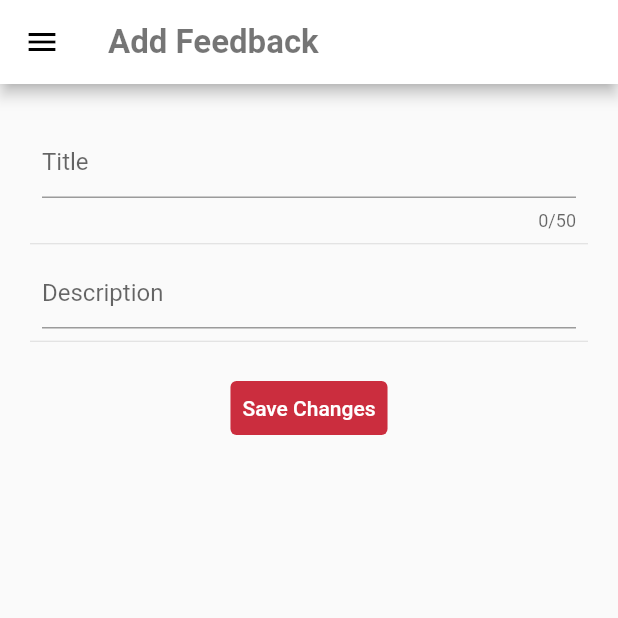
After one commit to Emilicos/D04-Mobile-HIVCenter, a Flutter app: the AddFeedbackPage screen opened by its route, on a phone screen of 412 x 824 dp, the top half of it. The commit adds this screen. Run offline on Flutter 3.47's test engine with Material 2 defaults, Android fonts, the phone set to English and light mode, and no system bars; our stand-ins replace card_swiper, ionicons, percent_indicator; missing offline and left inert: pbp_django_auth.

Commit message:
Raven/feedback (#24)
* tes

* haha

* hemm ad error

* carlene done cm msh mw styling and tambahin scroll bar

* carlene sls cm about us blm buat

* pull req td error

* feedbackkkkk

* change routes and feedback funct

* done everything

* finishing part

Co-authored-by: carlenee <carleneannabel@gmail.com>
Co-authored-by: ravena.meilani <ravena.meilani@ui.ac.id>

```diff
--- a/lib/main.dart
+++ b/lib/main.dart
@@ -2,7 +2,9 @@ import 'package:flutter/material.dart';
 import 'package:pbp_django_auth/pbp_django_auth.dart';
 import 'package:provider/provider.dart';
 import 'package:tk_akhir/pages/add_blog_page.dart';
+import 'package:tk_akhir/pages/add_feedback_page.dart';
 import 'package:tk_akhir/pages/blogpost_page.dart';
+import 'package:tk_akhir/pages/feedback_page.dart';
 import 'package:tk_akhir/pages/homepage.dart';
 import 'package:tk_akhir/pages/login_page.dart';
 import 'package:tk_akhir/pages/register_page.dart';
@@ -32,6 +34,9 @@ class MyApp extends StatelessWidget {
               "/homepage": (BuildContext context) =>
                   const Homepage(title: "Homepage"),
               "/create-blogpost": (BuildContext context) => const AddBlogPage(),
+              "/feedback": (BuildContext context) =>
+                  const FeedbackPage(title: "feedback"),
+              "/addFeedback": (BuildContext context) => const AddFeedbackPage(),
             }));
   }
 }
--- /dev/null
+++ b/lib/models/feedback_model.dart
@@ -0,0 +1,55 @@
+import 'dart:convert';
+
+List<Feedback> feedbackFromJson(String str) =>
+    List<Feedback>.from(json.decode(str).map((x) => Feedback.fromJson(x)));
+
+String feedbackToJson(List<Feedback> data) =>
+    json.encode(List<dynamic>.from(data.map((x) => x.toJson())));
+
+class Feedback {
+  Feedback({
+    required this.model,
+    required this.pk,
+    required this.fields,
+  });
+
+  String model;
+  int pk;
+  Fields fields;
+
+  factory Feedback.fromJson(Map<String, dynamic> json) => Feedback(
+        model: json["model"],
+        pk: json["pk"],
+        fields: Fields.fromJson(json["fields"]),
+      );
+
+  Map<String, dynamic> toJson() => {
+        "model": model,
+        "pk": pk,
+        "fields": fields.toJson(),
+      };
+}
+
+class Fields {
+  Fields({
+    required this.anonymous,
+    required this.title,
+    required this.description,
+  });
+
+  bool anonymous;
+  String title;
+  String description;
+
+  factory Fields.fromJson(Map<String, dynamic> json) => Fields(
+        anonymous: json["anonymous"],
+        title: json["title"],
+        description: json["description"],
+      );
+
+  Map<String, dynamic> toJson() => {
+        "anonymous": anonymous,
+        "title": title,
+        "description": description,
+      };
+}
--- /dev/null
+++ b/lib/pages/add_feedback_page.dart
@@ -0,0 +1,218 @@
+import 'package:flutter/material.dart';
+import 'package:pbp_django_auth/pbp_django_auth.dart';
+import 'package:provider/provider.dart';
+import 'package:tk_akhir/app_theme.dart';
+import 'package:tk_akhir/pages/feedback_page.dart';
+import 'package:tk_akhir/widgets/drawer.dart';
+
+class AddFeedbackPage extends StatefulWidget {
+  const AddFeedbackPage({super.key});
+
+  @override
+  State<AddFeedbackPage> createState() => _AddFeedbackPageState();
+}
+
+class _AddFeedbackPageState extends State<AddFeedbackPage> {
+  final _formKey = GlobalKey<FormState>();
+  String title = '';
+  String username = '';
+  String description = '';
+
+  @override
+  Widget build(BuildContext context) {
+    final request = context.watch<CookieRequest>();
+    return Scaffold(
+      appBar: AppBar(
+        iconTheme: const IconThemeData(color: Colors.black),
+        backgroundColor: Colors.white,
+        title: const Text(
+          'Add Feedback',
+          style: TextStyle(
+            fontWeight: FontWeight.w600,
+            fontSize: 22,
+            color: Colors.black54,
+          ),
+        ),
+      ),
+      // Adding drawer menu
+      drawer: const DrawerClass('Add Budget'),
+      body: Form(
+        key: _formKey,
+        child: SingleChildScrollView(
+          child: Container(
+            padding: const EdgeInsets.all(20.0),
+            child: Column(
+              children: [
+                Padding(
+                  padding: const EdgeInsets.all(8.0),
+                  child: TextFormField(
+                    decoration: const InputDecoration(
+                      focusedBorder: OutlineInputBorder(
+                        borderSide: BorderSide(
+                          color: Color.fromRGBO(128, 212, 196, 1),
+                        ),
+                      ),
+                      hintText: "Title",
+                    ),
+
+                    onChanged: (String? value) {
+                      setState(() {
+                        title = value!;
+                      });
+                    },
+
+                    onSaved: (String? value) {
+                      setState(() {
+                        title = value!;
+                      });
+                    },
+                    maxLength: 50,
+                    // Validator sebagai validasi form
+                    validator: (String? value) {
+                      if (value == null || value.isEmpty) {
+                        return 'Title tidak boleh kosong!';
+                      }
+                      return null;
+                    },
+                  ),
+                ),
+                const Divider(
+                  height: 1,
+                ),
+                Padding(
+                  padding: const EdgeInsets.all(8.0),
+                  child: TextFormField(
+                    decoration: const InputDecoration(
+                      focusedBorder: OutlineInputBorder(
+                        borderSide: BorderSide(
+                          color: Color.fromRGBO(128, 212, 196, 1),
+                        ),
+                      ),
+                      hintText: "Description",
+                    ),
+
+                    onChanged: (String? value) {
+                      setState(() {
+                        description = value!;
+                      });
+                    },
+
+                    onSaved: (String? value) {
+                      setState(() {
+                        description = value!;
+                      });
+                    },
+
+                    // Validator sebagai validasi form
+                    validator: (String? value) {
+                      if (value == null || value.isEmpty) {
+                        return 'Description tidak boleh kosong!';
+                      }
+                      return null;
+                    },
+                  ),
+                ),
+                const Divider(
+                  height: 1,
+                ),
+                const SizedBox(
+                  height: 20.0,
+                ),
+                TextButton(
+                  style: ButtonStyle(
+                    backgroundColor: MaterialStateProperty.all(AppTheme.tagRed),
+                  ),
+                  onPressed: () async {
+                    if (_formKey.currentState!.validate()) {
+                      await request.post(
+                          "https://pbp-d04.up.railway.app/feedback/create/", {
+                        "title": title,
+                        "username": username,
+                        "description": description
+                      }).then(
+                        (value) => {
+                          showDialog(
+                            context: context,
+                            builder: (context) {
+                              return Dialog(
+                                shape: RoundedRectangleBorder(
+                                  borderRadius: BorderRadius.circular(10),
+                                ),
+                                elevation: 15,
+                                child: ListView(
+                                  padding: const EdgeInsets.only(
+                                      top: 20, bottom: 20),
+                                  shrinkWrap: true,
+                                  children: <Widget>[
+                                    const Center(
+                                        child: Text(
+                                            'Feedback telah ditambahkan!')),
+                                    const SizedBox(height: 20),
+                                    TextButton(
+                                      onPressed: () {
+                                        Navigator.pushReplacement(
+                                            context,
+                                            MaterialPageRoute(
+                                                builder: (context) =>
+                                                    const FeedbackPage(
+                                                        title: '')));
+                                      },
+                                      child: const Text('Kembali'),
+                                    ),
+                                  ],
+                                ),
+                              );
+                            },
+                          )
+                        },
+                        // onError: (error) => {
+                        //       showDialog(
+                        //         context: context,
+                        //         builder: (context) {
+                        //           return Dialog(
+                        //             shape: RoundedRectangleBorder(
+                        //               borderRadius: BorderRadius.circular(10),
+                        //             ),
+                        //             elevation: 15,
+                        //             child: ListView(
+                        //               padding: const EdgeInsets.only(
+                        //                   top: 20, bottom: 20),
+                        //               shrinkWrap: true,
+                        //               children: <Widget>[
+                        //                 const Center(
+                        //                     child: Text('Data Gagal dibuat')),
+                        //                 const SizedBox(height: 20),
+                        //                 TextButton(
+                        //                   onPressed: () {
+                        //                     Navigator.pop(context);
+                        //                   },
+                        //                   child: const Text('Kembali'),
+                        //                 ),
+                        //               ],
+                        //             ),
+                        //           );
+                        //         },
+                        //       )
+                        //     }
+                      );
+                    }
+                  },
+                  // onPressed: () {
+                  //   Navigator.push(
+                  //       context,
+                  //       MaterialPageRoute(
+                  //           builder: (context) => const FeedbackCard(title: '', username: '', description: '', )));
+                  // },
+                  child: const Text(
+                    "Save Changes",
+                    style: TextStyle(color: Colors.white),
+                  ),
+                ),
+              ],
+            ),
+          ),
+        ),
+      ),
+    );
+  }
+}
--- /dev/null
+++ b/lib/utils/fetch_feedback.dart
@@ -0,0 +1,29 @@
+import 'dart:convert';
+
+import 'package:http/http.dart' as http;
+import 'package:tk_akhir/models/feedback_model.dart';
+
+List<Feedback> listFeedbackGlobal = [];
+
+Future<List<Feedback>> getFeedback() async {
+  listFeedbackGlobal = [];
+
+  var url = Uri.parse("https://pbp-d04.up.railway.app/feedback/json/");
+  var response = await http.get(
+    url,
+  );
+  // melakukan decode response menjadi bentuk json
+  var data = jsonDecode(utf8.decode(response.bodyBytes));
+  // print(json.decode(response.body));
+
+  List<Feedback> listFeedback= [];
+
+  for (var d in data) {
+    if (d != null) {
+      listFeedback.add(Feedback.fromJson(d));
+      listFeedbackGlobal.add(Feedback.fromJson(d));
+    }
+  }
+  // print(jsonDecode(utf8.decode(response.bodyBytes)));
+  return listFeedback;
+}
--- a/lib/widgets/drawer.dart
+++ b/lib/widgets/drawer.dart
@@ -3,6 +3,7 @@ import 'package:tk_akhir/pages/blogpost_page.dart';
 import 'package:tk_akhir/pages/booking_doctor_page.dart';
 import 'package:tk_akhir/pages/booking_page.dart';
 import 'package:tk_akhir/pages/experience/experience.dart';
+import 'package:tk_akhir/pages/feedback_page.dart';
 import 'package:tk_akhir/pages/login_page.dart';
 
 class DrawerClass extends StatelessWidget {
@@ -33,9 +34,7 @@ class DrawerClass extends StatelessWidget {
               Navigator.pushReplacementNamed(context, "/blogpost");
               Navigator.pushReplacement(
                 context,
-                MaterialPageRoute(
-                    builder: (context) => const BlogpostPage(
-                        )),
+                MaterialPageRoute(builder: (context) => const BlogpostPage()),
               );
             },
           ),
@@ -54,19 +53,27 @@ class DrawerClass extends StatelessWidget {
             onTap: () {
               if (userData['role'] == 1) {
                 Navigator.pushReplacement(
-                context,
-                MaterialPageRoute(builder: (context) => const BookingPage()));
+                    context,
+                    MaterialPageRoute(
+                        builder: (context) => const BookingPage()));
               } else {
                 Navigator.pushReplacement(
-                context,
-                MaterialPageRoute(builder: (context) => const BookingDoctorPage()));
+                    context,
+                    MaterialPageRoute(
+                        builder: (context) => const BookingDoctorPage()));
               }
             },
           ),
           ListTile(
-            title: const Text('FeedBack'),
+            title: const Text('Feedback'),
             onTap: () {
-              Navigator.of(context).pop();
+              Navigator.pushReplacementNamed(context, "/feedback");
+              Navigator.pushReplacement(
+                context,
+                MaterialPageRoute(
+                    builder: (context) =>
+                        const FeedbackPage(title: 'feedback')),
+              );
             },
           ),
           ListTile(
```
Also changed, not shown: lib/pages/feedback_page.dart (added, +106 -0 lines), lib/widgets/feedback_card.dart (added, +149 -0 lines).
